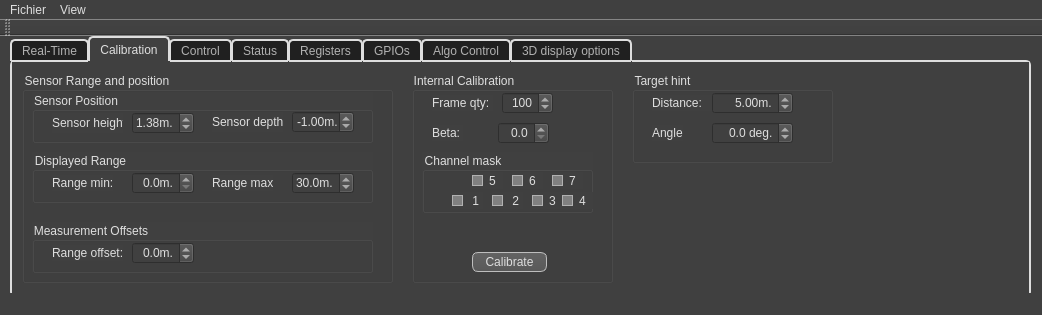
First picture: the form in src/AWLQtDemo/awlqtdemo.ui, repository samanwaya-jena/EVAL-ADAL6110-16-GUI, before the edit.
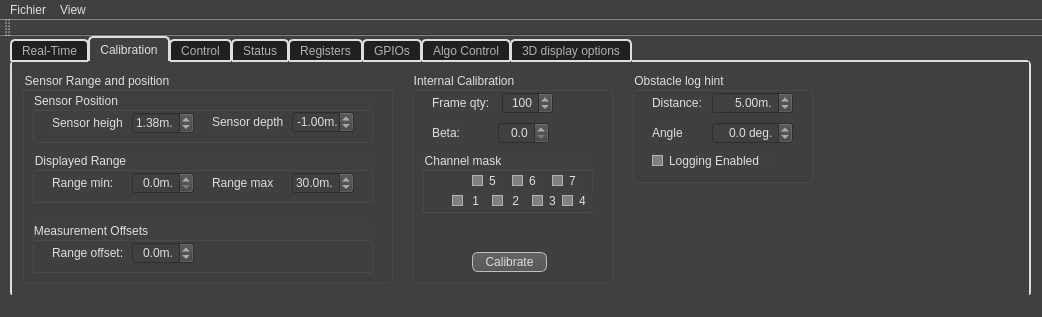
Second picture: the form after the edit. Icons and pictures are not drawn.

Commit message:
Added checkbox to enable/disable distance logging.
Added ReceiverCapture::BeginDistanceLog() and EndDistanceLog()

Diff of the .ui file:
```diff
--- a/src/AWLQtDemo/awlqtdemo.ui
+++ b/src/AWLQtDemo/awlqtdemo.ui
@@ -7,7 +7,7 @@
     <x>0</x>
     <y>0</y>
     <width>1042</width>
-    <height>315</height>
+    <height>317</height>
    </rect>
   </property>
   <property name="sizePolicy">
@@ -1713,12 +1713,12 @@
        <rect>
         <x>620</x>
         <y>10</y>
-        <width>201</width>
-        <height>91</height>
+        <width>181</width>
+        <height>111</height>
        </rect>
       </property>
       <property name="title">
-       <string>Target hint</string>
+       <string>Obstacle log hint</string>
       </property>
       <widget class="QLabel" name="targetHintAngleLabel">
        <property name="geometry">
@@ -1808,6 +1808,31 @@
         <double>5.000000000000000</double>
        </property>
       </widget>
+      <widget class="QCheckBox" name="distanceLogFileCheckbox">
+       <property name="geometry">
+        <rect>
+         <x>20</x>
+         <y>80</y>
+         <width>121</width>
+         <height>17</height>
+        </rect>
+       </property>
+       <property name="text">
+        <string>Logging Enabled</string>
+       </property>
+       <property name="checkable">
+        <bool>true</bool>
+       </property>
+       <property name="checked">
+        <bool>false</bool>
+       </property>
+       <property name="autoRepeat">
+        <bool>false</bool>
+       </property>
+       <property name="tristate">
+        <bool>false</bool>
+       </property>
+      </widget>
      </widget>
     </widget>
     <widget class="QWidget" name="controlTab">
```
Left out of the diff: 17 changed lines with no effect on the pictures. The commit also changes 6 other files.
